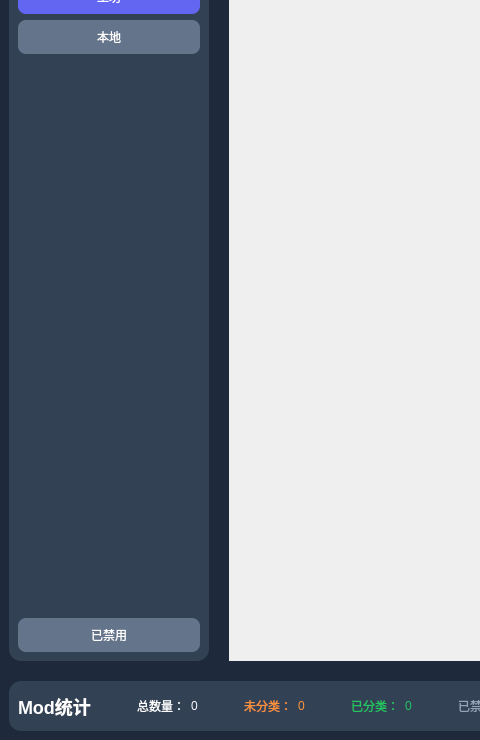
The window that mainwindow.ui (xiaoan-1/l4d2-mod-manager) describes before a commit, drawn with Qt 5; both pictures show x 0 to 480 and y 142 to 882 of the 1261 by 882 pixel window.
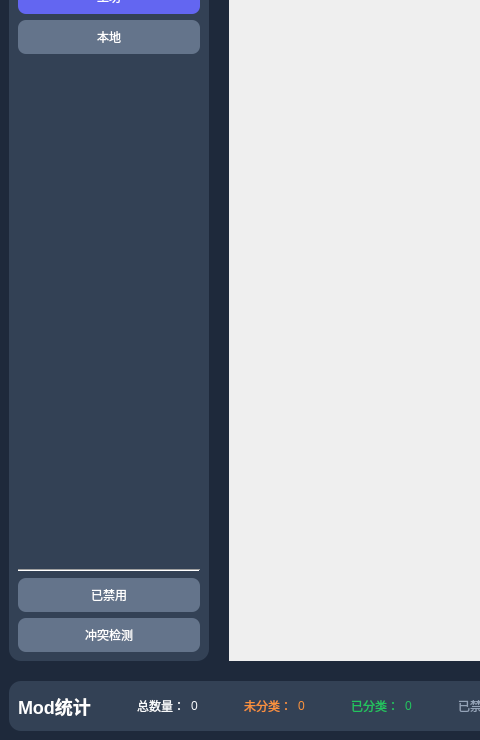
The same window after the commit. Custom widgets are drawn as their Qt base class.

Commit message: 实现mod冲突检测功能

The edit to the form file:
```diff
--- a/mainwindow.ui
+++ b/mainwindow.ui
@@ -554,7 +554,7 @@
             <x>0</x>
             <y>0</y>
             <width>178</width>
-            <height>529</height>
+            <height>473</height>
            </rect>
           </property>
           <layout class="QVBoxLayout" name="verticalLayout_2">
@@ -587,6 +587,13 @@
          </widget>
         </widget>
        </item>
+       <item>
+        <widget class="Line" name="line">
+         <property name="orientation">
+          <enum>Qt::Orientation::Horizontal</enum>
+         </property>
+        </widget>
+       </item>
        <item>
         <widget class="QPushButton" name="pushButton_trashMod">
          <property name="text">
@@ -600,6 +607,19 @@
          </property>
         </widget>
        </item>
+       <item>
+        <widget class="QPushButton" name="pushButton_conflict">
+         <property name="text">
+          <string>冲突检测</string>
+         </property>
+         <property name="checkable">
+          <bool>true</bool>
+         </property>
+         <property name="autoExclusive">
+          <bool>false</bool>
+         </property>
+        </widget>
+       </item>
       </layout>
      </widget>
     </item>
```
The commit also changes 6 other files.
